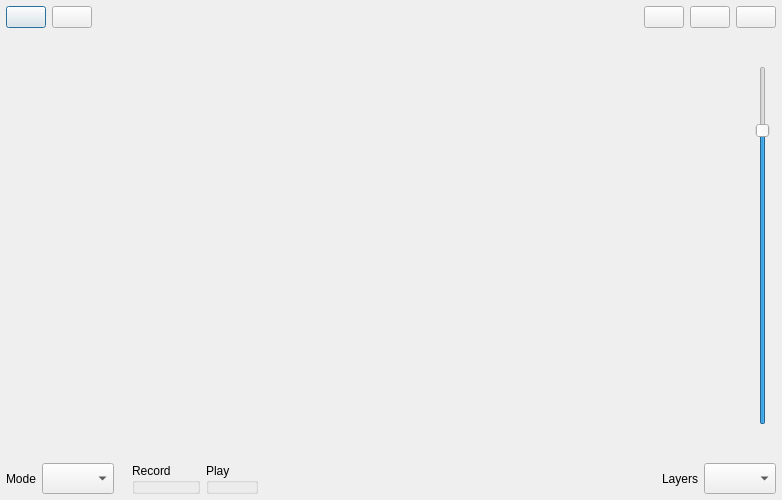
The window that src/Common/gui/LooperWindow.ui (elieserdejesus/JamTaba) describes before a commit, drawn with Qt 5.
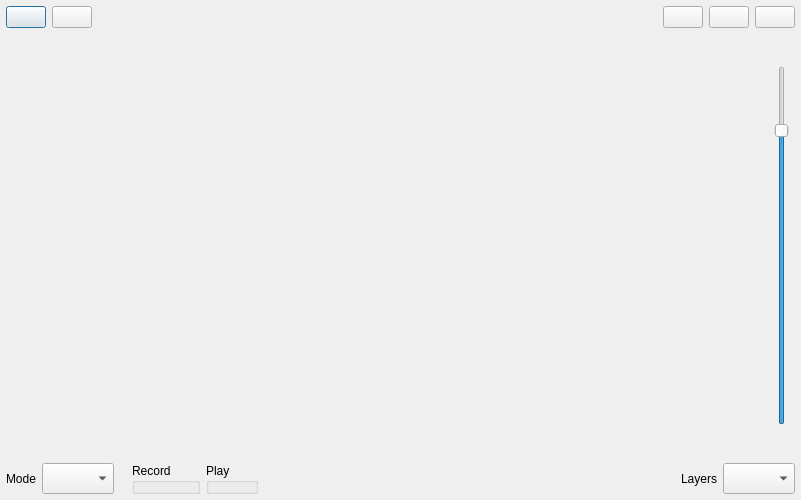
The same window after the commit. Icons and pictures are not drawn. Custom widgets are drawn as their Qt base class.

Commit message: fixing looper width to fit polish translation (#866)

What changed in the file:
```diff
--- a/src/Common/gui/LooperWindow.ui
+++ b/src/Common/gui/LooperWindow.ui
@@ -6,7 +6,7 @@
    <rect>
     <x>0</x>
     <y>0</y>
-    <width>782</width>
+    <width>801</width>
     <height>500</height>
    </rect>
   </property>
```
Left out of the diff: 1 changed line with no effect on the pictures.
